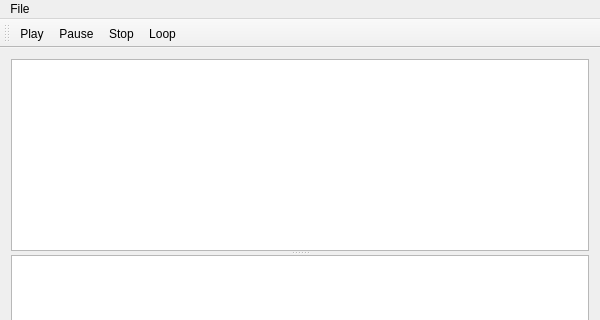
Above: mainwindow.ui from tdanckaert/wavPlayer before the change; both pictures show x 0 to 600 and y 0 to 320 of the 600 by 480 pixel window. Below: the same form after it.
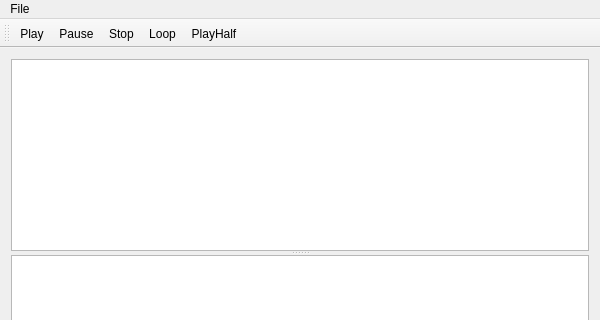
That is the form after the change. Custom widgets are drawn as their Qt base class.

Commit message: As a test, add a button to play second half of sample.

What changed in the file:
```diff
--- a/mainwindow.ui
+++ b/mainwindow.ui
@@ -123,6 +123,7 @@
    <addaction name="actionPause"/>
    <addaction name="actionStop"/>
    <addaction name="actionLoop"/>
+   <addaction name="actionPlayHalf"/>
   </widget>
   <widget class="QStatusBar" name="statusBar"/>
   <action name="actionOpen">
@@ -161,6 +162,11 @@
     <string>Loop</string>
    </property>
   </action>
+  <action name="actionPlayHalf">
+   <property name="text">
+    <string>PlayHalf</string>
+   </property>
+  </action>
  </widget>
  <layoutdefault spacing="6" margin="11"/>
  <customwidgets>
```
The commit also changes 3 other files.
